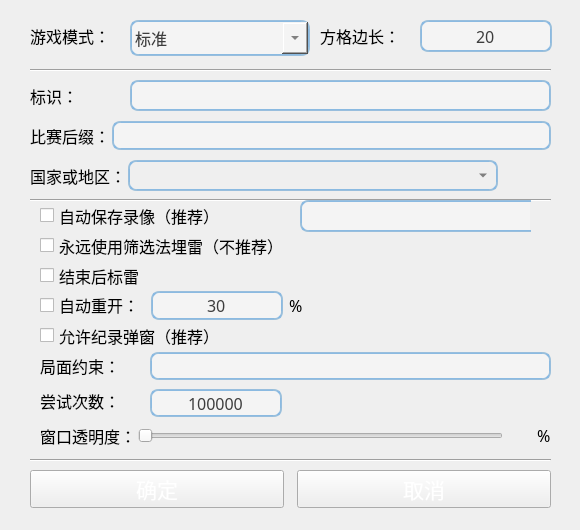
Qt form uiFiles/ui_gs.ui (eee555/Solvable-Minesweeper) before a commit.
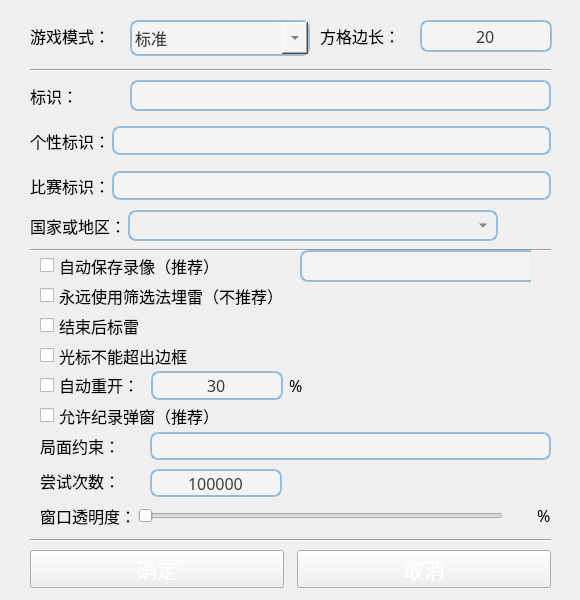
The same form after that commit. Icons and pictures are not drawn. Custom widgets are drawn as their Qt base class.

The edit to the form file:
```diff
--- a/uiFiles/ui_gs.ui
+++ b/uiFiles/ui_gs.ui
@@ -10,19 +10,19 @@
     <x>0</x>
     <y>0</y>
     <width>580</width>
-    <height>530</height>
+    <height>600</height>
    </rect>
   </property>
   <property name="minimumSize">
    <size>
     <width>580</width>
-    <height>530</height>
+    <height>600</height>
    </size>
   </property>
   <property name="maximumSize">
    <size>
     <width>580</width>
-    <height>530</height>
+    <height>600</height>
    </size>
   </property>
   <property name="mouseTracking">
@@ -47,7 +47,7 @@
    <property name="geometry">
     <rect>
      <x>30</x>
-     <y>470</y>
+     <y>550</y>
      <width>254</width>
      <height>38</height>
     </rect>
@@ -95,7 +95,7 @@
    <property name="geometry">
     <rect>
      <x>297</x>
-     <y>470</y>
+     <y>550</y>
      <width>254</width>
      <height>38</height>
     </rect>
@@ -137,7 +137,7 @@
    <property name="geometry">
     <rect>
      <x>30</x>
-     <y>450</y>
+     <y>530</y>
      <width>521</width>
      <height>20</height>
     </rect>
@@ -150,7 +150,7 @@
    <property name="geometry">
     <rect>
      <x>40</x>
-     <y>260</y>
+     <y>310</y>
      <width>511</width>
      <height>31</height>
     </rect>
@@ -200,7 +200,7 @@
    <property name="geometry">
     <rect>
      <x>40</x>
-     <y>230</y>
+     <y>280</y>
      <width>511</width>
      <height>31</height>
     </rect>
@@ -238,7 +238,7 @@
    <property name="geometry">
     <rect>
      <x>40</x>
-     <y>200</y>
+     <y>250</y>
      <width>511</width>
      <height>31</height>
     </rect>
@@ -516,7 +516,7 @@
    <property name="geometry">
     <rect>
      <x>40</x>
-     <y>320</y>
+     <y>400</y>
      <width>511</width>
      <height>31</height>
     </rect>
@@ -541,7 +541,7 @@
    <property name="geometry">
     <rect>
      <x>30</x>
-     <y>190</y>
+     <y>240</y>
      <width>521</width>
      <height>20</height>
     </rect>
@@ -554,7 +554,7 @@
    <property name="geometry">
     <rect>
      <x>150</x>
-     <y>389</y>
+     <y>469</y>
      <width>132</width>
      <height>28</height>
     </rect>
@@ -614,7 +614,7 @@
    <property name="geometry">
     <rect>
      <x>40</x>
-     <y>385</y>
+     <y>465</y>
      <width>101</width>
      <height>31</height>
     </rect>
@@ -639,7 +639,7 @@
    <property name="geometry">
     <rect>
      <x>150</x>
-     <y>352</y>
+     <y>432</y>
      <width>401</width>
      <height>28</height>
     </rect>
@@ -675,7 +675,7 @@
    <property name="geometry">
     <rect>
      <x>40</x>
-     <y>350</y>
+     <y>430</y>
      <width>101</width>
      <height>31</height>
     </rect>
@@ -700,7 +700,7 @@
    <property name="geometry">
     <rect>
      <x>40</x>
-     <y>285</y>
+     <y>365</y>
      <width>511</width>
      <height>41</height>
     </rect>
@@ -834,7 +834,7 @@
    <property name="geometry">
     <rect>
      <x>30</x>
-     <y>155</y>
+     <y>205</y>
      <width>521</width>
      <height>41</height>
     </rect>
@@ -981,7 +981,7 @@
    <property name="geometry">
     <rect>
      <x>40</x>
-     <y>415</y>
+     <y>495</y>
      <width>511</width>
      <height>41</height>
     </rect>
@@ -1105,7 +1105,7 @@
    <property name="geometry">
     <rect>
      <x>30</x>
-     <y>115</y>
+     <y>165</y>
      <width>521</width>
      <height>41</height>
     </rect>
@@ -1135,7 +1135,7 @@
        </font>
       </property>
       <property name="text">
-       <string>比赛后缀：</string>
+       <string>比赛标识：</string>
       </property>
       <property name="scaledContents">
        <bool>false</bool>
@@ -1184,7 +1184,7 @@
    <property name="geometry">
     <rect>
      <x>300</x>
-     <y>200</y>
+     <y>250</y>
      <width>231</width>
      <height>32</height>
     </rect>
@@ -1220,6 +1220,113 @@
     <set>Qt::AlignCenter</set>
    </property>
   </widget>
+  <widget class="QCheckBox" name="checkBox_cursor_limit">
+   <property name="geometry">
+    <rect>
+     <x>40</x>
+     <y>340</y>
+     <width>511</width>
+     <height>31</height>
+    </rect>
+   </property>
+   <property name="font">
+    <font>
+     <family>微软雅黑</family>
+     <pointsize>12</pointsize>
+    </font>
+   </property>
+   <property name="toolTip">
+    <string/>
+   </property>
+   <property name="styleSheet">
+    <string notr="true"/>
+   </property>
+   <property name="text">
+    <string>光标不能超出边框</string>
+   </property>
+  </widget>
+  <widget class="QWidget" name="horizontalWidget_unique_label" native="true">
+   <property name="geometry">
+    <rect>
+     <x>30</x>
+     <y>120</y>
+     <width>521</width>
+     <height>41</height>
+    </rect>
+   </property>
+   <layout class="QHBoxLayout" name="horizontalLayout_5">
+    <property name="spacing">
+     <number>2</number>
+    </property>
+    <property name="leftMargin">
+     <number>0</number>
+    </property>
+    <property name="topMargin">
+     <number>0</number>
+    </property>
+    <property name="rightMargin">
+     <number>0</number>
+    </property>
+    <property name="bottomMargin">
+     <number>0</number>
+    </property>
+    <item>
+     <widget class="QLabel" name="label_unique_label">
+      <property name="font">
+       <font>
+        <family>微软雅黑</family>
+        <pointsize>12</pointsize>
+       </font>
+      </property>
+      <property name="toolTip">
+       <string>用于与其他人相区分，但不希望排名网站和软件展示出来</string>
+      </property>
+      <property name="text">
+       <string>个性标识：</string>
+      </property>
+      <property name="scaledContents">
+       <bool>false</bool>
+      </property>
+      <property name="wordWrap">
+       <bool>false</bool>
+      </property>
+     </widget>
+    </item>
+    <item>
+     <widget class="QLineEdit" name="lineEdit_unique_label">
+      <property name="font">
+       <font>
+        <family>微软雅黑</family>
+        <pointsize>12</pointsize>
+       </font>
+      </property>
+      <property name="focusPolicy">
+       <enum>Qt::ClickFocus</enum>
+      </property>
+      <property name="styleSheet">
+       <string notr="true">border-width: 2px;
+border-radius: 8px;
+border-style: solid;
+border-top-color: qlineargradient(spread:pad, x1:0.5, y1:1, x2:0.5, y2:0, stop:0 #85b7e3, stop:1 #9ec1db);
+border-right-color: qlineargradient(spread:pad, x1:0, y1:0, x2:1, y2:0, stop:0 #85b7e3, stop:1 #9ec1db);
+border-bottom-color: qlineargradient(spread:pad, x1:0.5, y1:0, x2:0.5, y2:1, stop:0 #85b7e3, stop:1 #9ec1db);
+border-left-color: qlineargradient(spread:pad, x1:1, y1:0, x2:0, y2:0, stop:0 #85b7e3, stop:1 #9ec1db);
+background-color: #f4f4f4;
+color: #3d3d3d;</string>
+      </property>
+      <property name="text">
+       <string notr="true"/>
+      </property>
+      <property name="maxLength">
+       <number>1024</number>
+      </property>
+      <property name="alignment">
+       <set>Qt::AlignCenter</set>
+      </property>
+     </widget>
+    </item>
+   </layout>
+  </widget>
  </widget>
  <customwidgets>
   <customwidget>
```
Left out of the diff: 6 changed lines with no effect on the pictures.
